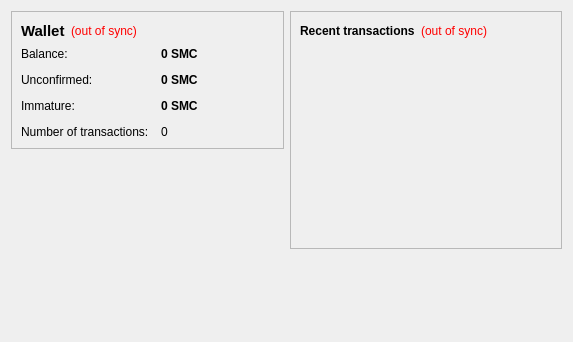
First picture: the form in src/qt/forms/overviewpage.ui, repository nazigold/nazigold, before the edit.
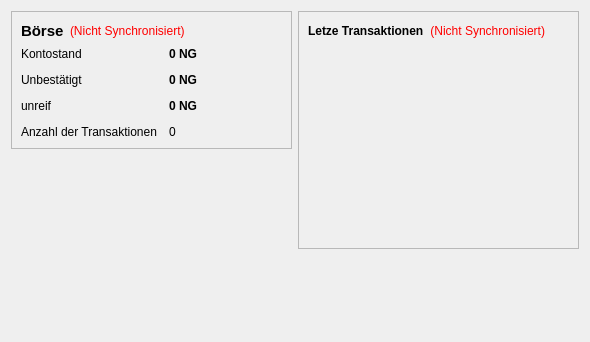
Second picture: the form after the edit.

Patch:
```diff
--- a/src/qt/forms/overviewpage.ui
+++ b/src/qt/forms/overviewpage.ui
@@ -6,7 +6,7 @@
    <rect>
     <x>0</x>
     <y>0</y>
-    <width>573</width>
+    <width>590</width>
     <height>342</height>
    </rect>
   </property>
@@ -37,7 +37,7 @@
              </font>
             </property>
             <property name="text">
-             <string>Wallet</string>
+             <string>Börse</string>
             </property>
            </widget>
           </item>
@@ -50,7 +50,7 @@
              <string notr="true">QLabel { color: red; }</string>
             </property>
             <property name="text">
-             <string notr="true">(out of sync)</string>
+             <string notr="true">(Nicht Synchronisiert)</string>
             </property>
             <property name="alignment">
              <set>Qt::AlignLeading|Qt::AlignLeft|Qt::AlignVCenter</set>
@@ -86,7 +86,7 @@
           <item row="0" column="0">
            <widget class="QLabel" name="label">
             <property name="text">
-             <string>Balance:</string>
+             <string>Kontostand</string>
             </property>
            </widget>
           </item>
@@ -105,7 +105,7 @@
              <string>Your current balance</string>
             </property>
             <property name="text">
-             <string notr="true">0 SMC</string>
+             <string notr="true">0 NG</string>
             </property>
             <property name="textInteractionFlags">
              <set>Qt::LinksAccessibleByMouse|Qt::TextSelectableByKeyboard|Qt::TextSelectableByMouse</set>
@@ -115,7 +115,7 @@
           <item row="1" column="0">
            <widget class="QLabel" name="label_3">
             <property name="text">
-             <string>Unconfirmed:</string>
+             <string>Unbestätigt</string>
             </property>
            </widget>
           </item>
@@ -134,7 +134,7 @@
              <string>Total of transactions that have yet to be confirmed, and do not yet count toward the current balance</string>
             </property>
             <property name="text">
-             <string notr="true">0 SMC</string>
+             <string notr="true">0 NG</string>
             </property>
             <property name="textInteractionFlags">
              <set>Qt::LinksAccessibleByMouse|Qt::TextSelectableByKeyboard|Qt::TextSelectableByMouse</set>
@@ -144,7 +144,7 @@
           <item row="3" column="0">
            <widget class="QLabel" name="label_2">
             <property name="text">
-             <string>Number of transactions:</string>
+             <string>Anzahl der Transaktionen</string>
             </property>
            </widget>
           </item>
@@ -161,7 +161,7 @@
           <item row="2" column="0">
            <widget class="QLabel" name="labelImmatureText">
             <property name="text">
-             <string>Immature:</string>
+             <string>unreif</string>
             </property>
            </widget>
           </item>
@@ -177,7 +177,7 @@
              <string>Mined balance that has not yet matured</string>
             </property>
             <property name="text">
-             <string notr="true">0 SMC</string>
+             <string notr="true">0 NG</string>
             </property>
             <property name="textInteractionFlags">
              <set>Qt::LinksAccessibleByMouse|Qt::TextSelectableByKeyboard|Qt::TextSelectableByMouse</set>
@@ -220,7 +220,7 @@
           <item>
            <widget class="QLabel" name="label_4">
             <property name="text">
-             <string>&lt;b&gt;Recent transactions&lt;/b&gt;</string>
+             <string>&lt;html&gt;&lt;head/&gt;&lt;body&gt;&lt;p&gt;&lt;span style=&quot; font-weight:600;&quot;&gt;Letze Transaktionen&lt;/span&gt;&lt;/p&gt;&lt;/body&gt;&lt;/html&gt;</string>
             </property>
            </widget>
           </item>
@@ -233,7 +233,7 @@
              <string notr="true">QLabel { color: red; }</string>
             </property>
             <property name="text">
-             <string notr="true">(out of sync)</string>
+             <string notr="true">(Nicht Synchronisiert)</string>
             </property>
             <property name="alignment">
              <set>Qt::AlignRight|Qt::AlignTrailing|Qt::AlignVCenter</set>
```
